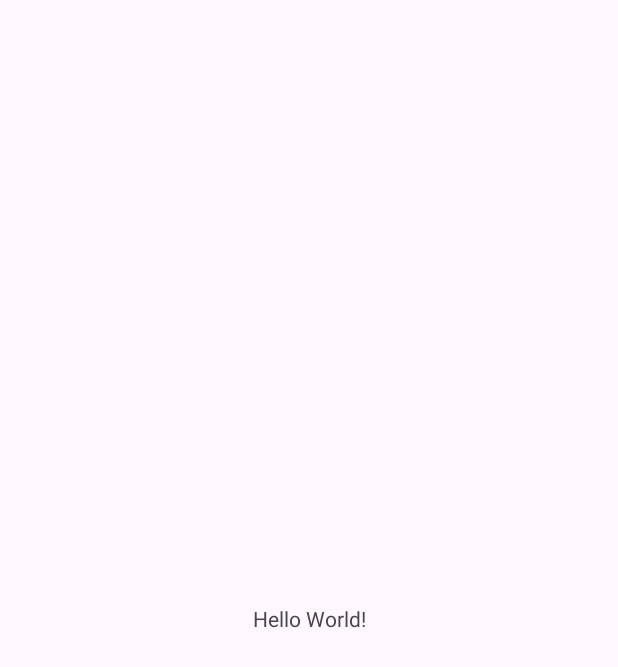
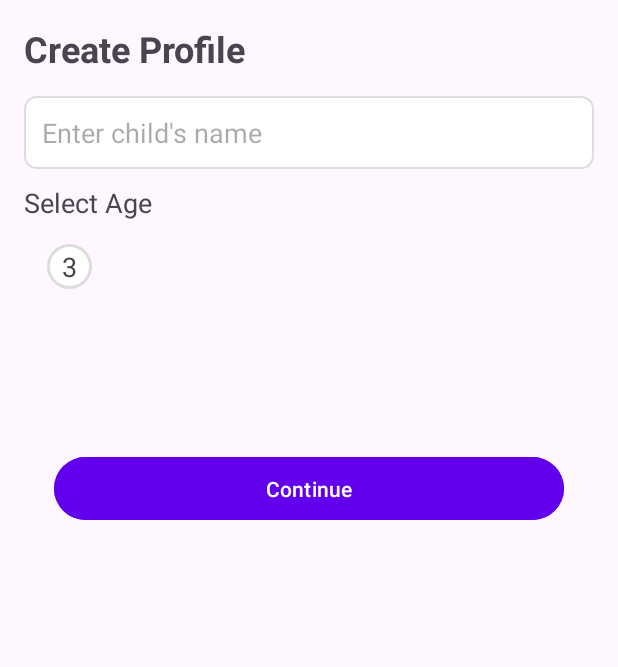
Before and after one commit to MusaHesenov/Kids-App, an Android app: the screen it shows after launch (MainActivity), on a phone screen of 412 x 824 dp. Before the commit the part shown is almost empty. Shown: the top 667 px of the screen. Run offline under Robolectric (Android 15) with nearby library versions, the phone set to English and light mode, and no system bars.

Commit message:
- add create account screen

```diff
--- a/app/src/main/AndroidManifest.xml
+++ b/app/src/main/AndroidManifest.xml
@@ -13,7 +13,7 @@
         android:theme="@style/Theme.KidsApp"
         tools:targetApi="31">
         <activity
-            android:name=".MainActivity"
+            android:name=".activities.MainActivity"
             android:exported="true">
             <intent-filter>
                 <action android:name="android.intent.action.MAIN" />
--- a/app/src/main/java/com/example/kidsapp/MainActivity.kt
+++ b/app/src/main/java/com/example/kidsapp/activities/MainActivity.kt
@@ -1,20 +1,15 @@
-package com.example.kidsapp
+package com.example.kidsapp.activities
 
 import android.os.Bundle
 import androidx.activity.enableEdgeToEdge
 import androidx.appcompat.app.AppCompatActivity
 import androidx.core.view.ViewCompat
 import androidx.core.view.WindowInsetsCompat
+import com.example.kidsapp.R
 
 class MainActivity : AppCompatActivity() {
     override fun onCreate(savedInstanceState: Bundle?) {
         super.onCreate(savedInstanceState)
-        enableEdgeToEdge()
         setContentView(R.layout.activity_main)
-        ViewCompat.setOnApplyWindowInsetsListener(findViewById(R.id.main)) { v, insets ->
-            val systemBars = insets.getInsets(WindowInsetsCompat.Type.systemBars())
-            v.setPadding(systemBars.left, systemBars.top, systemBars.right, systemBars.bottom)
-            insets
-        }
     }
 }
--- /dev/null
+++ b/app/src/main/java/com/example/kidsapp/fragments/CreateProfileFragment.kt
@@ -0,0 +1,31 @@
+package com.example.kidsapp.fragments
+
+import android.os.Bundle
+import android.view.LayoutInflater
+import android.view.View
+import android.view.ViewGroup
+import androidx.fragment.app.Fragment
+import androidx.navigation.fragment.findNavController
+import com.example.kidsapp.R
+import com.example.kidsapp.databinding.FragmentCreateProfileBinding
+
+class CreateProfileFragment: Fragment(R.layout.fragment_create_profile) {
+    private lateinit var binding: FragmentCreateProfileBinding
+
+    override fun onCreateView(
+        inflater: LayoutInflater,
+        container: ViewGroup?,
+        savedInstanceState: Bundle?
+    ): View? {
+        binding = FragmentCreateProfileBinding.inflate(inflater)
+        return binding.root
+    }
+
+    override fun onViewCreated(view: View, savedInstanceState: Bundle?) {
+        super.onViewCreated(view, savedInstanceState)
+
+        binding.continueButton.setOnClickListener {
+            findNavController().navigate(R.id.action_createProfileFragment_to_fillProfileFragment)
+        }
+    }
+}
--- /dev/null
+++ b/app/src/main/res/drawable/circle_image.xml
@@ -0,0 +1,6 @@
+<?xml version="1.0" encoding="utf-8"?>
+<shape xmlns:android="http://schemas.android.com/apk/res/android">
+    <solid android:color="#FFFFFF"/>
+    <corners android:radius="50dp"/>
+    <stroke android:width="2dp" android:color="#DDDDDD"/>
+</shape>
--- /dev/null
+++ b/app/src/main/res/drawable/edit_text_background.xml
@@ -0,0 +1,6 @@
+<?xml version="1.0" encoding="utf-8"?>
+<shape xmlns:android="http://schemas.android.com/apk/res/android">
+    <solid android:color="#FFFFFF"/>
+    <corners android:radius="8dp"/>
+    <stroke android:width="1dp" android:color="#DDDDDD"/>
+</shape>
--- a/app/src/main/res/layout/activity_main.xml
+++ b/app/src/main/res/layout/activity_main.xml
@@ -5,15 +5,19 @@
     android:id="@+id/main"
     android:layout_width="match_parent"
     android:layout_height="match_parent"
-    tools:context=".MainActivity">
+    tools:context=".activities.MainActivity">
 
-    <TextView
-        android:layout_width="wrap_content"
-        android:layout_height="wrap_content"
-        android:text="Hello World!"
+
+    <androidx.fragment.app.FragmentContainerView
+        android:id="@+id/fragmentContainerView"
+        android:name="androidx.navigation.fragment.NavHostFragment"
+        android:layout_width="0dp"
+        android:layout_height="0dp"
+        app:defaultNavHost="true"
         app:layout_constraintBottom_toBottomOf="parent"
         app:layout_constraintEnd_toEndOf="parent"
         app:layout_constraintStart_toStartOf="parent"
-        app:layout_constraintTop_toTopOf="parent" />
+        app:layout_constraintTop_toTopOf="parent"
+        app:navGraph="@navigation/intro_nav" />
 
 </androidx.constraintlayout.widget.ConstraintLayout>
--- /dev/null
+++ b/app/src/main/res/layout/fragment_create_profile.xml
@@ -0,0 +1,79 @@
+<?xml version="1.0" encoding="utf-8"?>
+<androidx.constraintlayout.widget.ConstraintLayout xmlns:android="http://schemas.android.com/apk/res/android"
+    xmlns:tools="http://schemas.android.com/tools"
+    android:layout_width="match_parent"
+    android:layout_height="match_parent"
+    xmlns:app="http://schemas.android.com/apk/res-auto"
+    android:orientation="vertical"
+    android:padding="16dp"
+    tools:context=".activities.MainActivity">
+
+    <TextView
+        android:id="@+id/title"
+        android:layout_width="wrap_content"
+        android:layout_height="wrap_content"
+        android:text="Create Profile"
+        android:textSize="24sp"
+        android:textStyle="bold"
+        app:layout_constraintTop_toTopOf="parent"
+        app:layout_constraintStart_toStartOf="parent"/>
+
+
+    <EditText
+        android:id="@+id/child_name"
+        android:layout_width="match_parent"
+        android:layout_height="wrap_content"
+        android:background="@drawable/edit_text_background"
+        android:hint="Enter child's name"
+        android:padding="12dp"
+        android:layout_marginTop="15dp"
+        app:layout_constraintTop_toBottomOf="@id/title"/>
+
+    <TextView
+        android:id="@+id/select_age_label"
+        android:layout_width="wrap_content"
+        android:layout_height="wrap_content"
+        android:text="Select Age"
+        android:textSize="18sp"
+        android:layout_marginTop="10dp"
+        tools:layout_editor_absoluteX="2dp"
+        tools:layout_editor_absoluteY="137dp"
+        app:layout_constraintTop_toBottomOf="@id/child_name"
+        app:layout_constraintStart_toStartOf="parent"/>
+
+    <ImageView
+        android:id="@+id/age_3"
+        android:layout_width="30dp"
+        android:layout_height="30dp"
+        android:layout_margin="15dp"
+        android:src="@drawable/circle_image"
+        app:layout_constraintTop_toBottomOf="@+id/select_age_label"
+        app:layout_constraintStart_toStartOf="parent"/>
+
+    <TextView
+        android:id="@+id/age_label"
+        android:layout_width="wrap_content"
+        android:layout_height="wrap_content"
+        android:text="3"
+        android:textSize="18sp"
+        tools:layout_editor_absoluteX="22dp"
+        app:layout_constraintTop_toTopOf="@id/age_3"
+        app:layout_constraintStart_toStartOf="@id/age_3"
+        app:layout_constraintEnd_toEndOf="@id/age_3"
+        app:layout_constraintBottom_toBottomOf="@id/age_3"/>
+
+    <Button
+        android:id="@+id/continue_button"
+        android:layout_width="match_parent"
+        android:layout_height="50dp"
+        android:layout_marginHorizontal="20dp"
+        android:layout_marginTop="188dp"
+        android:backgroundTint="@color/primary"
+        android:text="Continue"
+        android:textColor="@android:color/white"
+        app:layout_constraintEnd_toEndOf="parent"
+        app:layout_constraintHorizontal_bias="0.375"
+        app:layout_constraintStart_toStartOf="parent"
+        app:layout_constraintTop_toBottomOf="@+id/child_name" />
+
+</androidx.constraintlayout.widget.ConstraintLayout>
--- /dev/null
+++ b/app/src/main/res/navigation/intro_nav.xml
@@ -0,0 +1,30 @@
+<?xml version="1.0" encoding="utf-8"?>
+<navigation xmlns:android="http://schemas.android.com/apk/res/android"
+    xmlns:app="http://schemas.android.com/apk/res-auto"
+    xmlns:tools="http://schemas.android.com/tools"
+    android:id="@+id/intro_nav"
+    app:startDestination="@id/createProfileFragment">
+    <fragment
+        android:id="@+id/createProfileFragment"
+        android:name="com.example.kidsapp.fragments.CreateProfileFragment"
+        android:label="CreateProfileFragment"
+        tools:layout="@layout/fragment_create_profile">
+        <action
+            android:id="@+id/action_createProfileFragment_to_fillProfileFragment"
+            app:destination="@id/fillProfileFragment" />
+    </fragment>
+    <fragment
+        android:id="@+id/fillProfileFragment"
+        android:name="com.example.kidsapp.fragments.FillProfileFragment"
+        android:label="FillProfileFragment"
+        tools:layout="@layout/fragment_fill_profile">
+        <action
+            android:id="@+id/action_fillProfileFragment_to_accountSuccessFragment"
+            app:destination="@id/accountSuccessFragment" />
+    </fragment>
+    <fragment
+        android:id="@+id/accountSuccessFragment"
+        android:name="com.example.kidsapp.fragments.AccountSuccessFragment"
+        android:label="AccountSuccessFragment"
+        tools:layout="@layout/fragment_account_success"/>
+</navigation>
--- a/app/src/main/res/values/colors.xml
+++ b/app/src/main/res/values/colors.xml
@@ -2,4 +2,6 @@
 <resources>
     <color name="black">#FF000000</color>
     <color name="white">#FFFFFFFF</color>
+    <color name="primary">#FF6200EE</color>"
+    <color name="selector_color">#000000</color>
 </resources>
--- a/app/src/main/res/values/strings.xml
+++ b/app/src/main/res/values/strings.xml
@@ -1,3 +1,5 @@
 <resources>
     <string name="app_name">Kids App</string>
+    <!-- TODO: Remove or change this placeholder text -->
+    <string name="hello_blank_fragment">Hello blank fragment</string>
 </resources>
```
Also changed, not shown: app/build.gradle.kts (+28 -0 lines), app/src/main/java/com/example/kidsapp/fragments/AccountSuccessFragment.kt (added, +7 -0 lines), app/src/main/java/com/example/kidsapp/fragments/FillProfileFragment.kt (added, +31 -0 lines), app/src/main/res/layout/fragment_account_success.xml (added, +46 -0 lines), app/src/main/res/layout/fragment_fill_profile.xml (added, +119 -0 lines), app/src/main/res/values/styles.xml (added, +13 -0 lines), build.gradle.kts (+11 -0 lines), app/src/main/res/drawable/ic_success.png (added), app/src/main/res/drawable/img.png (added).
